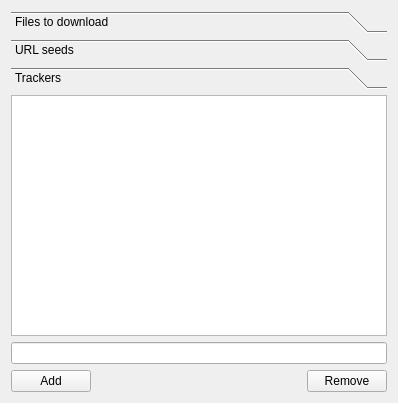
The window that engines/TorrentOptsWidget.ui (LubosD/fatrat) describes before a commit, drawn with Qt 5.
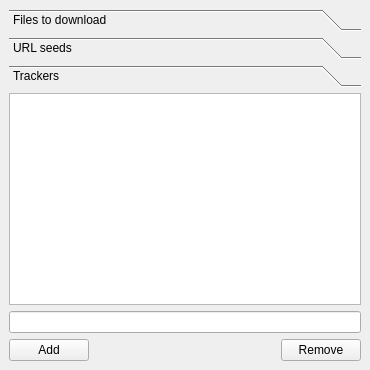
The same window after the commit. The open tabs and pages were chosen to show the change.

Commit message: - progress bar in the torrent search - ability to select more items in the torrent search - torrent properties now for for not-yet-downloaded torrents too

```diff
--- a/engines/TorrentOptsWidget.ui
+++ b/engines/TorrentOptsWidget.ui
@@ -5,23 +5,56 @@
    <rect>
     <x>0</x>
     <y>0</y>
-    <width>398</width>
-    <height>403</height>
+    <width>370</width>
+    <height>370</height>
    </rect>
   </property>
   <layout class="QGridLayout" >
+   <property name="leftMargin" >
+    <number>0</number>
+   </property>
+   <property name="topMargin" >
+    <number>0</number>
+   </property>
+   <property name="rightMargin" >
+    <number>0</number>
+   </property>
+   <property name="bottomMargin" >
+    <number>0</number>
+   </property>
    <item row="0" column="0" >
-    <widget class="QToolBox" name="toolBox" >
+    <widget class="QStackedWidget" name="stackedWidget" >
      <property name="currentIndex" >
       <number>0</number>
      </property>
      <widget class="QWidget" name="page" >
+      <layout class="QGridLayout" >
+       <item row="0" column="0" >
+        <widget class="QLabel" name="labelStatus" >
+         <property name="alignment" >
+          <set>Qt::AlignCenter</set>
+         </property>
+         <property name="wordWrap" >
+          <bool>true</bool>
+         </property>
+        </widget>
+       </item>
+      </layout>
+     </widget>
+     <widget class="QWidget" name="page_2" >
+      <layout class="QGridLayout" >
+       <item row="0" column="0" >
+        <widget class="QToolBox" name="toolBox" >
+         <property name="currentIndex" >
+          <number>0</number>
+         </property>
+         <widget class="QWidget" name="page_3" >
       <property name="geometry" >
        <rect>
         <x>0</x>
         <y>0</y>
-        <width>380</width>
-        <height>298</height>
+            <width>352</width>
+            <height>262</height>
        </rect>
       </property>
       <attribute name="label" >
@@ -49,13 +82,13 @@
        </item>
       </layout>
      </widget>
-     <widget class="QWidget" name="page_2" >
+         <widget class="QWidget" name="page_4" >
       <property name="geometry" >
        <rect>
         <x>0</x>
         <y>0</y>
-        <width>380</width>
-        <height>298</height>
+            <width>104</width>
+            <height>129</height>
        </rect>
       </property>
       <attribute name="label" >
@@ -89,13 +122,13 @@
        </item>
       </layout>
      </widget>
-     <widget class="QWidget" name="page_3" >
+         <widget class="QWidget" name="page_5" >
       <property name="geometry" >
        <rect>
         <x>0</x>
         <y>0</y>
-        <width>380</width>
-        <height>298</height>
+            <width>170</width>
+            <height>158</height>
        </rect>
       </property>
       <attribute name="label" >
@@ -145,6 +178,10 @@
          <property name="text" >
           <string>Remove</string>
          </property>
+            </widget>
+           </item>
+          </layout>
+         </widget>
         </widget>
        </item>
       </layout>
```
Left out of the diff: 2 changed lines with no effect on the pictures. Lines whose indentation alone changed are shown as unchanged. The commit also changes 7 other files.
